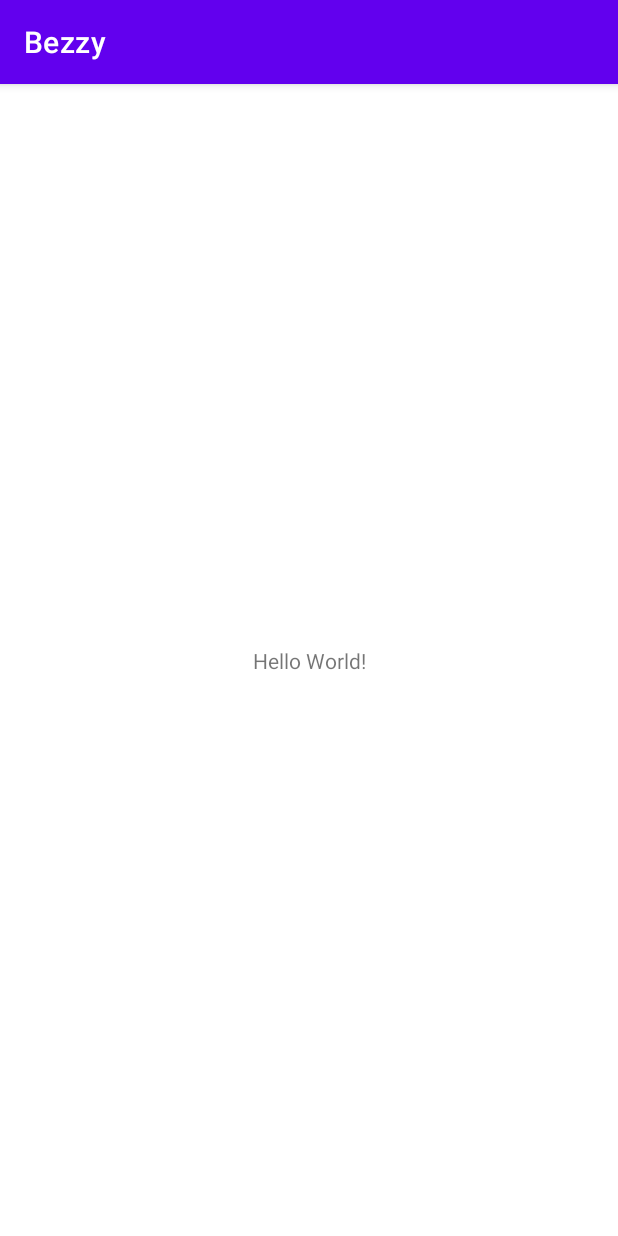
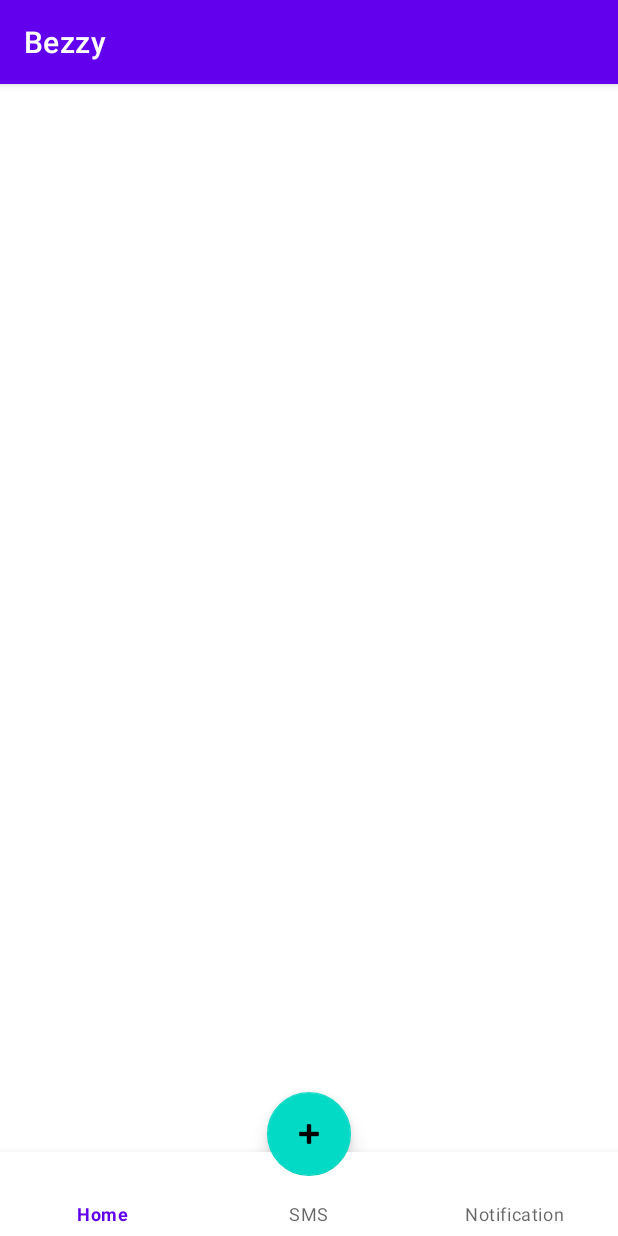
Before and after one commit to sujoy21198/Bezzy, an Android app: the screen it shows after launch (MainActivity), on a phone screen of 412 x 824 dp. Run offline under Robolectric (Android 15) with nearby library versions, the phone set to English and light mode, and no system bars.

Commit message:
bottom nav bar with floating button

```diff
--- a/Bezzy/app/src/main/res/layout/activity_main.xml
+++ b/Bezzy/app/src/main/res/layout/activity_main.xml
@@ -1,18 +1,42 @@
 <?xml version="1.0" encoding="utf-8"?>
-<androidx.constraintlayout.widget.ConstraintLayout xmlns:android="http://schemas.android.com/apk/res/android"
+<FrameLayout xmlns:android="http://schemas.android.com/apk/res/android"
     xmlns:app="http://schemas.android.com/apk/res-auto"
     xmlns:tools="http://schemas.android.com/tools"
     android:layout_width="match_parent"
     android:layout_height="match_parent"
+    android:id="@+id/container"
     tools:context=".MainActivity">
 
-    <TextView
+    <FrameLayout
+        android:id="@+id/content"
+        android:layout_width="match_parent"
+        android:layout_height="match_parent"
+        android:layout_weight="1">
+
+        <TextView
+            android:id="@+id/message"
+            android:layout_width="match_parent"
+            android:layout_height="wrap_content"
+             />
+
+    </FrameLayout>
+
+    <com.google.android.material.bottomnavigation.BottomNavigationView
+        android:id="@+id/navigation"
+        android:layout_width="match_parent"
+        android:layout_height="wrap_content"
+        android:layout_gravity="bottom"
+        android:background="?android:attr/windowBackground"
+        app:menu="@menu/navigation" />
+
+    <com.google.android.material.floatingactionbutton.FloatingActionButton
+        android:id="@+id/floatingActionButton"
         android:layout_width="wrap_content"
         android:layout_height="wrap_content"
-        android:text="Hello World!"
-        app:layout_constraintBottom_toBottomOf="parent"
-        app:layout_constraintLeft_toLeftOf="parent"
-        app:layout_constraintRight_toRightOf="parent"
-        app:layout_constraintTop_toTopOf="parent" />
+        android:layout_gravity="bottom|center_horizontal"
+        android:layout_marginBottom="40dp"
+        android:clickable="true"
+        app:elevation="8dp"
+        app:srcCompat="@android:drawable/ic_input_add" />
 
-</androidx.constraintlayout.widget.ConstraintLayout>
+</FrameLayout>
--- /dev/null
+++ b/Bezzy/app/src/main/res/menu/navigation.xml
@@ -0,0 +1,17 @@
+<?xml version="1.0" encoding="utf-8"?>
+<menu xmlns:android="http://schemas.android.com/apk/res/android">
+    <item
+        android:id="@+id/navigation_home"
+
+        android:title="Home" />
+
+    <item
+        android:id="@+id/navigation_sms"
+
+        android:title="SMS" />
+
+    <item
+        android:id="@+id/navigation_notifications"
+
+        android:title="Notification" />
+</menu>
```
